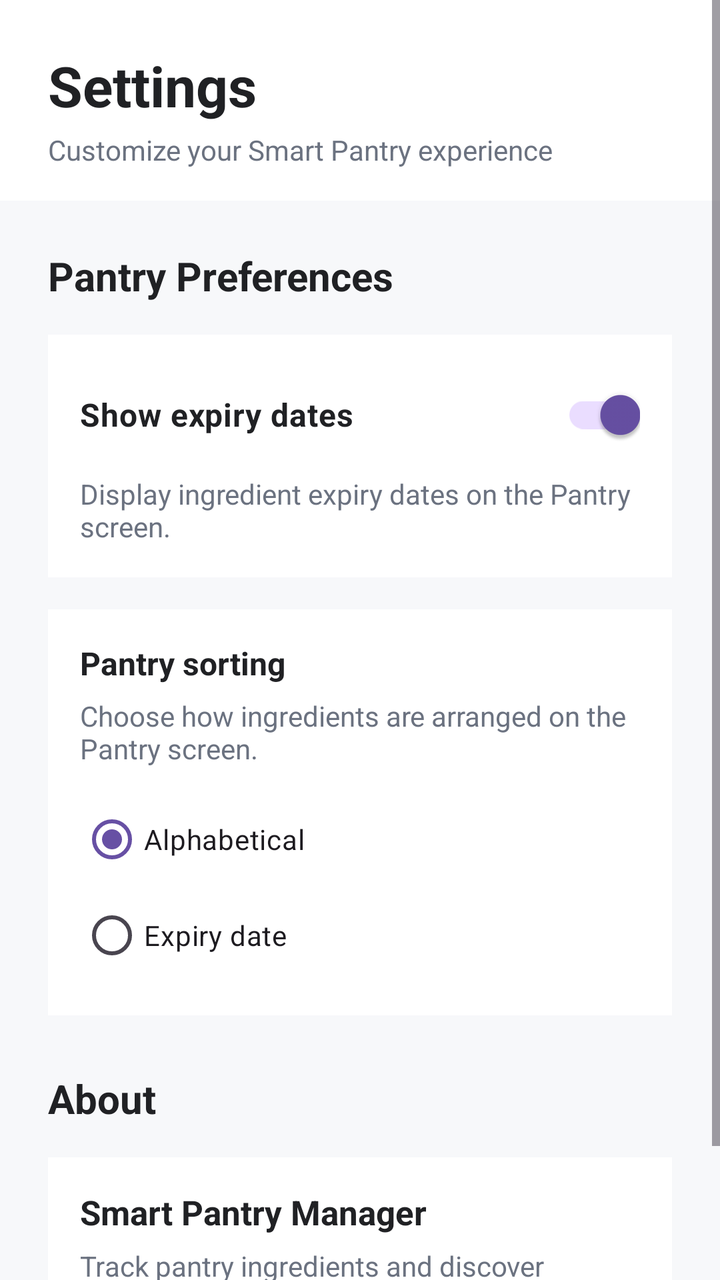
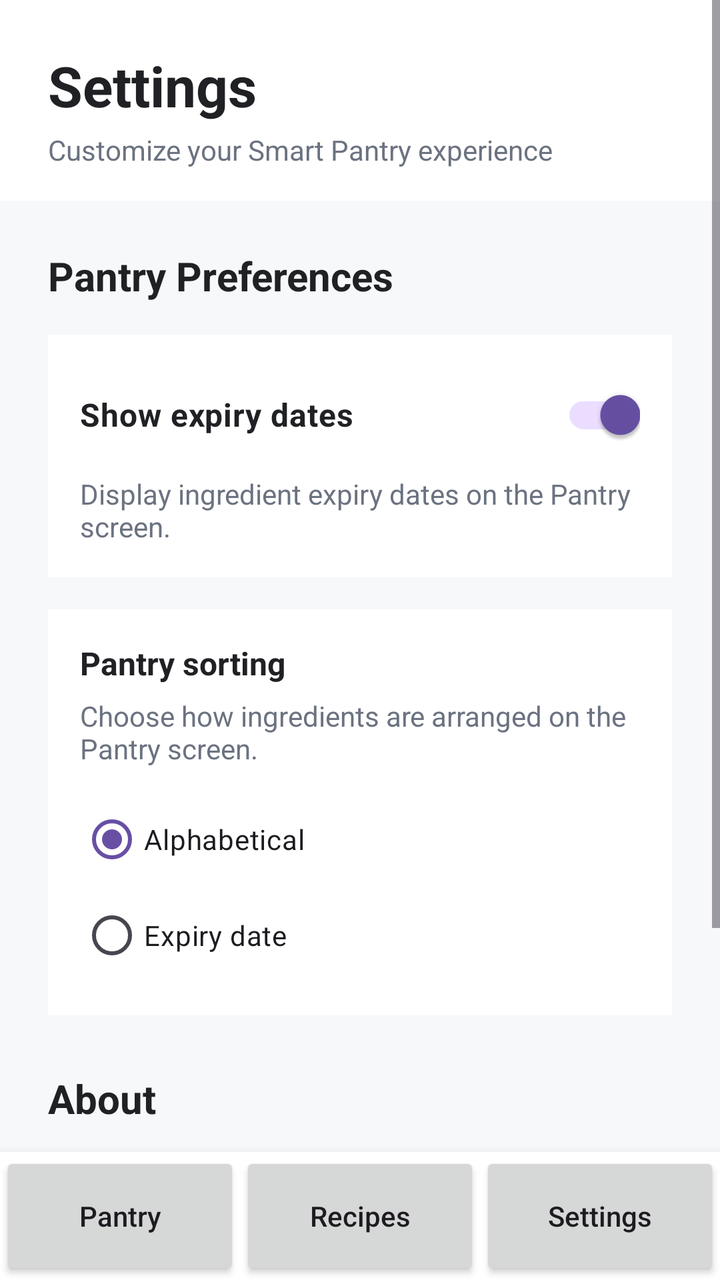

Compare the two renders of this Android layout. The source of the first and the diff that turns it into the second are given below.
<!-- AndroidManifest.xml: application theme Theme.SmartPantryManager -->
<!-- res/layout/activity_settings.xml -->
<?xml version="1.0" encoding="utf-8"?>
<ScrollView xmlns:android="http://schemas.android.com/apk/res/android"
    android:layout_width="match_parent"
    android:layout_height="match_parent"
    android:background="#F7F8FA">

    <LinearLayout
        android:layout_width="match_parent"
        android:layout_height="wrap_content"
        android:orientation="vertical">

        
        <LinearLayout
            android:layout_width="match_parent"
            android:layout_height="wrap_content"
            android:orientation="vertical"
            android:paddingStart="24dp"
            android:paddingTop="24dp"
            android:paddingEnd="24dp"
            android:paddingBottom="16dp"
            android:background="#FFFFFF">

            <TextView
                android:layout_width="wrap_content"
                android:layout_height="wrap_content"
                android:text="Settings"
                android:textSize="28sp"
                android:textStyle="bold"
                android:textColor="#202124" />

            <TextView
                android:layout_width="wrap_content"
                android:layout_height="wrap_content"
                android:layout_marginTop="4dp"
                android:text="Customize your Smart Pantry experience"
                android:textSize="14sp"
                android:textColor="#6B7280" />

        </LinearLayout>


        
        <TextView
            android:layout_width="match_parent"
            android:layout_height="wrap_content"
            android:layout_marginStart="24dp"
            android:layout_marginTop="24dp"
            android:layout_marginEnd="24dp"
            android:text="Pantry Preferences"
            android:textSize="20sp"
            android:textStyle="bold"
            android:textColor="#202124" />


        
        <LinearLayout
            android:layout_width="match_parent"
            android:layout_height="wrap_content"
            android:layout_marginStart="24dp"
            android:layout_marginTop="16dp"
            android:layout_marginEnd="24dp"
            android:orientation="vertical"
            android:padding="16dp"
            android:background="#FFFFFF">

            <androidx.appcompat.widget.SwitchCompat
                android:id="@+id/switchShowExpiry"
                android:layout_width="match_parent"
                android:layout_height="wrap_content"
                android:text="Show expiry dates"
                android:textSize="16sp"
                android:textStyle="bold"
                android:textColor="#202124"
                android:checked="true" />

            <TextView
                android:layout_width="match_parent"
                android:layout_height="wrap_content"
                android:layout_marginTop="6dp"
                android:text="Display ingredient expiry dates on the Pantry screen."
                android:textSize="14sp"
                android:textColor="#6B7280" />

        </LinearLayout>


        
        <LinearLayout
            android:layout_width="match_parent"
            android:layout_height="wrap_content"
            android:layout_marginStart="24dp"
            android:layout_marginTop="16dp"
            android:layout_marginEnd="24dp"
            android:orientation="vertical"
            android:padding="16dp"
            android:background="#FFFFFF">

            <TextView
                android:layout_width="match_parent"
                android:layout_height="wrap_content"
                android:text="Pantry sorting"
                android:textSize="16sp"
                android:textStyle="bold"
                android:textColor="#202124" />

            <TextView
                android:layout_width="match_parent"
                android:layout_height="wrap_content"
                android:layout_marginTop="6dp"
                android:text="Choose how ingredients are arranged on the Pantry screen."
                android:textSize="14sp"
                android:textColor="#6B7280" />

            
            <RadioGroup
                android:id="@+id/radioGroupSort"
                android:layout_width="match_parent"
                android:layout_height="wrap_content"
                android:layout_marginTop="12dp">

                <RadioButton
                    android:id="@+id/radioAlphabetical"
                    android:layout_width="wrap_content"
                    android:layout_height="wrap_content"
                    android:text="Alphabetical"
                    android:checked="true" />

                <RadioButton
                    android:id="@+id/radioExpiry"
                    android:layout_width="wrap_content"
                    android:layout_height="wrap_content"
                    android:text="Expiry date" />

            </RadioGroup>

        </LinearLayout>


        
        <TextView
            android:layout_width="match_parent"
            android:layout_height="wrap_content"
            android:layout_marginStart="24dp"
            android:layout_marginTop="28dp"
            android:layout_marginEnd="24dp"
            android:text="About"
            android:textSize="20sp"
            android:textStyle="bold"
            android:textColor="#202124" />

        <LinearLayout
            android:layout_width="match_parent"
            android:layout_height="wrap_content"
            android:layout_marginStart="24dp"
            android:layout_marginTop="16dp"
            android:layout_marginEnd="24dp"
            android:layout_marginBottom="24dp"
            android:orientation="vertical"
            android:padding="16dp"
            android:background="#FFFFFF">

            <TextView
                android:layout_width="match_parent"
                android:layout_height="wrap_content"
                android:text="Smart Pantry Manager"
                android:textSize="17sp"
                android:textStyle="bold"
                android:textColor="#202124" />

            <TextView
                android:layout_width="match_parent"
                android:layout_height="wrap_content"
                android:layout_marginTop="6dp"
                android:text="Track pantry ingredients and discover recipes you can make using what you already have."
                android:textSize="14sp"
                android:textColor="#6B7280" />

        </LinearLayout>

    </LinearLayout>

</ScrollView>
<!-- resources referenced by this layout -->
<resources>
  <style name="Theme.SmartPantryManager" parent="Base.Theme.SmartPantryManager" />
  <style name="Base.Theme.SmartPantryManager" parent="Theme.Material3.DayNight.NoActionBar">
          
          
      </style>
</resources>

<!-- the commit's change to res/layout/activity_settings.xml (unified diff, before → after) -->
@@ -1,182 +1,231 @@
 <?xml version="1.0" encoding="utf-8"?>
-<ScrollView xmlns:android="http://schemas.android.com/apk/res/android"
+<LinearLayout xmlns:android="http://schemas.android.com/apk/res/android"
     android:layout_width="match_parent"
     android:layout_height="match_parent"
+    android:orientation="vertical"
     android:background="#F7F8FA">
 
-    <LinearLayout
+    
+    <ScrollView
         android:layout_width="match_parent"
-        android:layout_height="wrap_content"
-        android:orientation="vertical">
-
-        
+        android:layout_height="0dp"
+        android:layout_weight="1">
+
         <LinearLayout
             android:layout_width="match_parent"
             android:layout_height="wrap_content"
-            android:orientation="vertical"
-            android:paddingStart="24dp"
-            android:paddingTop="24dp"
-            android:paddingEnd="24dp"
-            android:paddingBottom="16dp"
-            android:background="#FFFFFF">
-
+            android:orientation="vertical">
+
+            
+            <LinearLayout
+                android:layout_width="match_parent"
+                android:layout_height="wrap_content"
+                android:orientation="vertical"
+                android:paddingStart="24dp"
+                android:paddingTop="24dp"
+                android:paddingEnd="24dp"
+                android:paddingBottom="16dp"
+                android:background="#FFFFFF">
+
+                <TextView
+                    android:layout_width="wrap_content"
+                    android:layout_height="wrap_content"
+                    android:text="Settings"
+                    android:textSize="28sp"
+                    android:textStyle="bold"
+                    android:textColor="#202124" />
+
+                <TextView
+                    android:layout_width="wrap_content"
+                    android:layout_height="wrap_content"
+                    android:layout_marginTop="4dp"
+                    android:text="Customize your Smart Pantry experience"
+                    android:textSize="14sp"
+                    android:textColor="#6B7280" />
+
+            </LinearLayout>
+
+
+            
             <TextView
-                android:layout_width="wrap_content"
-                android:layout_height="wrap_content"
-                android:text="Settings"
-                android:textSize="28sp"
+                android:layout_width="match_parent"
+                android:layout_height="wrap_content"
+                android:layout_marginStart="24dp"
+                android:layout_marginTop="24dp"
+                android:layout_marginEnd="24dp"
+                android:text="Pantry Preferences"
+                android:textSize="20sp"
                 android:textStyle="bold"
                 android:textColor="#202124" />
 
+
+            
+            <LinearLayout
+                android:layout_width="match_parent"
+                android:layout_height="wrap_content"
+                android:layout_marginStart="24dp"
+                android:layout_marginTop="16dp"
+                android:layout_marginEnd="24dp"
+                android:orientation="vertical"
+                android:padding="16dp"
+                android:background="#FFFFFF">
+
+                <androidx.appcompat.widget.SwitchCompat
+                    android:id="@+id/switchShowExpiry"
+                    android:layout_width="match_parent"
+                    android:layout_height="wrap_content"
+                    android:text="Show expiry dates"
+                    android:textSize="16sp"
+                    android:textStyle="bold"
+                    android:textColor="#202124"
+                    android:checked="true" />
+
+                <TextView
+                    android:layout_width="match_parent"
+                    android:layout_height="wrap_content"
+                    android:layout_marginTop="6dp"
+                    android:text="Display ingredient expiry dates on the Pantry screen."
+                    android:textSize="14sp"
+                    android:textColor="#6B7280" />
+
+            </LinearLayout>
+
+
+            
+            <LinearLayout
+                android:layout_width="match_parent"
+                android:layout_height="wrap_content"
+                android:layout_marginStart="24dp"
+                android:layout_marginTop="16dp"
+                android:layout_marginEnd="24dp"
+                android:orientation="vertical"
+                android:padding="16dp"
+                android:background="#FFFFFF">
+
+                <TextView
+                    android:layout_width="match_parent"
+                    android:layout_height="wrap_content"
+                    android:text="Pantry sorting"
+                    android:textSize="16sp"
+                    android:textStyle="bold"
+                    android:textColor="#202124" />
+
+                <TextView
+                    android:layout_width="match_parent"
+                    android:layout_height="wrap_content"
+                    android:layout_marginTop="6dp"
+                    android:text="Choose how ingredients are arranged on the Pantry screen."
+                    android:textSize="14sp"
+                    android:textColor="#6B7280" />
+
+                
+                <RadioGroup
+                    android:id="@+id/radioGroupSort"
+                    android:layout_width="match_parent"
+                    android:layout_height="wrap_content"
+                    android:layout_marginTop="12dp">
+
+                    <RadioButton
+                        android:id="@+id/radioAlphabetical"
+                        android:layout_width="wrap_content"
+                        android:layout_height="wrap_content"
+                        android:text="Alphabetical"
+                        android:checked="true" />
+
+                    <RadioButton
+                        android:id="@+id/radioExpiry"
+                        android:layout_width="wrap_content"
+                        android:layout_height="wrap_content"
+                        android:text="Expiry date" />
+
+                </RadioGroup>
+
+            </LinearLayout>
+
+
+            
             <TextView
-                android:layout_width="wrap_content"
-                android:layout_height="wrap_content"
-                android:layout_marginTop="4dp"
-                android:text="Customize your Smart Pantry experience"
-                android:textSize="14sp"
-                android:textColor="#6B7280" />
-
-        </LinearLayout>
-
-
-        
-        <TextView
-            android:layout_width="match_parent"
-            android:layout_height="wrap_content"
-            android:layout_marginStart="24dp"
-            android:layout_marginTop="24dp"
-            android:layout_marginEnd="24dp"
-            android:text="Pantry Preferences"
-            android:textSize="20sp"
-            android:textStyle="bold"
-            android:textColor="#202124" />
-
-
-        
-        <LinearLayout
-            android:layout_width="match_parent"
-            android:layout_height="wrap_content"
-            android:layout_marginStart="24dp"
-            android:layout_marginTop="16dp"
-            android:layout_marginEnd="24dp"
-            android:orientation="vertical"
-            android:padding="16dp"
-            android:background="#FFFFFF">
-
-            <androidx.appcompat.widget.SwitchCompat
-                android:id="@+id/switchShowExpiry"
-                android:layout_width="match_parent"
-                android:layout_height="wrap_content"
-                android:text="Show expiry dates"
-                android:textSize="16sp"
-                android:textStyle="bold"
-                android:textColor="#202124"
-                android:checked="true" />
-
-            <TextView
-                android:layout_width="match_parent"
-                android:layout_height="wrap_content"
-                android:layout_marginTop="6dp"
-                android:text="Display ingredient expiry dates on the Pantry screen."
-                android:textSize="14sp"
-                android:textColor="#6B7280" />
-
-        </LinearLayout>
-
-
-        
-        <LinearLayout
-            android:layout_width="match_parent"
-            android:layout_height="wrap_content"
-            android:layout_marginStart="24dp"
-            android:layout_marginTop="16dp"
-            android:layout_marginEnd="24dp"
-            android:orientation="vertical"
-            android:padding="16dp"
-            android:background="#FFFFFF">
-
-            <TextView
-                android:layout_width="match_parent"
-                android:layout_height="wrap_content"
-                android:text="Pantry sorting"
-                android:textSize="16sp"
+                android:layout_width="match_parent"
+                android:layout_height="wrap_content"
+                android:layout_marginStart="24dp"
+                android:layout_marginTop="28dp"
+                android:layout_marginEnd="24dp"
+                android:text="About"
+                android:textSize="20sp"
                 android:textStyle="bold"
                 android:textColor="#202124" />
 
-            <TextView
-                android:layout_width="match_parent"
-                android:layout_height="wrap_content"
-                android:layout_marginTop="6dp"
-                android:text="Choose how ingredients are arranged on the Pantry screen."
-                android:textSize="14sp"
-                android:textColor="#6B7280" />
-
-            
-            <RadioGroup
-                android:id="@+id/radioGroupSort"
-                android:layout_width="match_parent"
-                android:layout_height="wrap_content"
-                android:layout_marginTop="12dp">
-
-                <RadioButton
-                    android:id="@+id/radioAlphabetical"
-                    android:layout_width="wrap_content"
-                    android:layout_height="wrap_content"
-                    android:text="Alphabetical"
-                    android:checked="true" />
-
-                <RadioButton
-                    android:id="@+id/radioExpiry"
-                    android:layout_width="wrap_content"
-                    android:layout_height="wrap_content"
-                    android:text="Expiry date" />
-
-            </RadioGroup>
+
+            
+            <LinearLayout
+                android:layout_width="match_parent"
+                android:layout_height="wrap_content"
+                android:layout_marginStart="24dp"
+                android:layout_marginTop="16dp"
+                android:layout_marginEnd="24dp"
+                android:layout_marginBottom="24dp"
+                android:orientation="vertical"
+                android:padding="16dp"
+                android:background="#FFFFFF">
+
+                <TextView
+                    android:layout_width="match_parent"
+                    android:layout_height="wrap_content"
+                    android:text="Smart Pantry Manager"
+                    android:textSize="17sp"
+                    android:textStyle="bold"
+                    android:textColor="#202124" />
+
+                <TextView
+                    android:layout_width="match_parent"
+                    android:layout_height="wrap_content"
+                    android:layout_marginTop="6dp"
+                    android:text="Track pantry ingredients and discover recipes you can make using what you already have."
+                    android:textSize="14sp"
+                    android:textColor="#6B7280" />
+
+            </LinearLayout>
 
         </LinearLayout>
 
+    </ScrollView>
+
+
+    
+    <LinearLayout
+        android:layout_width="match_parent"
+        android:layout_height="64dp"
+        android:orientation="horizontal"
+        android:background="#FFFFFF"
+        android:elevation="8dp">
 
         
-        <TextView
-            android:layout_width="match_parent"
-            android:layout_height="wrap_content"
-            android:layout_marginStart="24dp"
-            android:layout_marginTop="28dp"
-            android:layout_marginEnd="24dp"
-            android:text="About"
-            android:textSize="20sp"
-            android:textStyle="bold"
-            android:textColor="#202124" />
-
-        <LinearLayout
-            android:layout_width="match_parent"
-            android:layout_height="wrap_content"
-            android:layout_marginStart="24dp"
-            android:layout_marginTop="16dp"
-            android:layout_marginEnd="24dp"
-            android:layout_marginBottom="24dp"
-            android:orientation="vertical"
-            android:padding="16dp"
-            android:background="#FFFFFF">
-
-            <TextView
-                android:layout_width="match_parent"
-                android:layout_height="wrap_content"
-                android:text="Smart Pantry Manager"
-                android:textSize="17sp"
-                android:textStyle="bold"
-                android:textColor="#202124" />
-
-            <TextView
-                android:layout_width="match_parent"
-                android:layout_height="wrap_content"
-                android:layout_marginTop="6dp"
-                android:text="Track pantry ingredients and discover recipes you can make using what you already have."
-                android:textSize="14sp"
-                android:textColor="#6B7280" />
-
-        </LinearLayout>
+        <Button
+            android:id="@+id/btnPantry"
+            android:layout_width="0dp"
+            android:layout_height="match_parent"
+            android:layout_weight="1"
+            android:text="Pantry"
+            android:textAllCaps="false" />
+
+        
+        <Button
+            android:id="@+id/btnRecipes"
+            android:layout_width="0dp"
+            android:layout_height="match_parent"
+            android:layout_weight="1"
+            android:text="Recipes"
+            android:textAllCaps="false" />
+
+        
+        <Button
+            android:id="@+id/btnSettings"
+            android:layout_width="0dp"
+            android:layout_height="match_parent"
+            android:layout_weight="1"
+            android:text="Settings"
+            android:textAllCaps="false" />
 
     </LinearLayout>
 
-</ScrollView>
+</LinearLayout>
